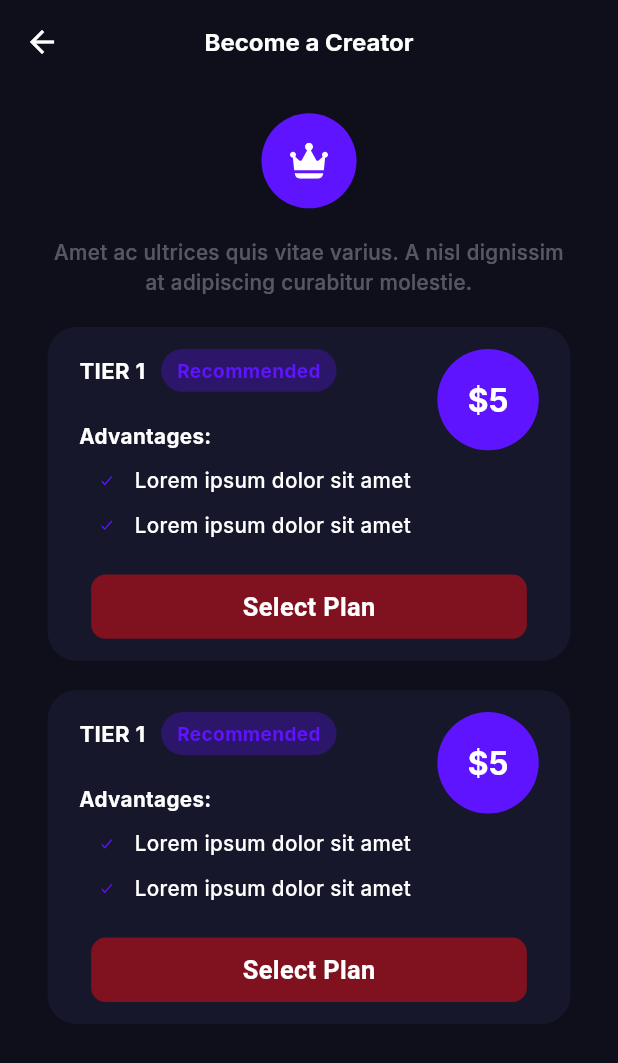
After one commit to Zubi1001/analects, a Flutter app: the SettingPage screen opened directly, after a tap on "Become a Creator", on a phone screen of 412 x 824 dp. The commit adds this screen. Shown: the top 1063 px of the screen. Run offline on Flutter 3.47's test engine with Material 2 defaults, Android fonts, the phone set to English and light mode, and no system bars; our stand-ins replace cached_network_image, cloud_firestore, dropdown_button2, email_validator, firebase_auth, firebase_core and 12 more; missing offline and left inert: audio_session, flutter_sound, pull_down_button; accounts and stored records are empty; network calls fail.

Commit message:
backend_implementation

```diff
--- a/lib/app/data/contents/app_assets.dart
+++ b/lib/app/data/contents/app_assets.dart
@@ -26,6 +26,9 @@ class AppAssets {
   static const String mutedIcon = 'assets/icons/muted.svg';
   static const String volumeLoudIcon = 'assets/icons/volume_loud.svg';
   static const String doubleArrowUpIcon = 'assets/icons/double_arrow_up.svg';
+  static const String editIcon = 'assets/icons/edit.svg';
+  static const String notificationIcon = 'assets/icons/notification.svg';
+  static const String crownIcon = 'assets/icons/crown.svg';
 
   //our animations
   static const String audioAnimation = 'assets/animations/audio.json';
--- /dev/null
+++ b/lib/app/data/contents/app_routes.dart
@@ -0,0 +1,7 @@
+import 'package:analects/app/modules/setting/setting_page.dart';
+
+import '../../modules/widgets/widget_imports.dart';
+
+List<GetPage<dynamic>> routes =[
+  GetPage(name: "/settingPage", page: () => SettingPage()),
+];
--- a/lib/app/modules/auth/components/cutsom_text_filed.dart
+++ b/lib/app/modules/auth/components/cutsom_text_filed.dart
@@ -13,6 +13,7 @@ class CustomTextField extends StatefulWidget {
   final VoidCallback? Function(String?)? changeFunction;
   final VoidCallback? Function(String?)? completeFunction;
   final bool isPasswordField;
+  final int maxlines;
 
   const CustomTextField({
     required this.controller,
@@ -24,7 +25,7 @@ class CustomTextField extends StatefulWidget {
     this.validator,
     this.changeFunction,
     this.completeFunction,
-    this.isPasswordField = false,
+    this.isPasswordField = false,  this.maxlines = 1,
   });
 
   @override
@@ -46,6 +47,7 @@ class _CustomTextFieldState extends State<CustomTextField> {
       validator: widget.validator,
       onChanged: widget.changeFunction,
       onFieldSubmitted: widget.completeFunction,
+      maxLines: widget.maxlines,
       style: TextStyle(color: Colors.white, fontSize: 16.sp),
       decoration: InputDecoration(
         fillColor: AppColors.kPrimary1Color,
--- /dev/null
+++ b/lib/app/modules/creator_subscription/creator_subscription.dart
@@ -0,0 +1,178 @@
+import 'package:analects/app/modules/creator_subscription/creator_description.dart';
+import 'package:analects/app/modules/widgets/widget_imports.dart';
+
+class CreatorSubscriptionPage extends StatelessWidget {
+  const CreatorSubscriptionPage({super.key});
+
+  @override
+  Widget build(BuildContext context) {
+    return Scaffold(
+      backgroundColor: AppColors.kPrimaryColor,
+      appBar: const CustomAppBar(
+        title: "Become a Creator",
+        backgroundColor: AppColors.noColor,
+        actions: [],
+      ),
+      body: SafeArea(
+        child: Container(
+          width: context.width,
+          height: context.height,
+          padding: EdgeInsets.symmetric(horizontal: 30.w),
+          child: Column(
+            children: [
+              SizedBox(
+                height: 20.h,
+              ),
+              CircleAvatar(
+                radius: 30.w,
+                backgroundColor: AppColors.kBlueColor,
+                child: SvgPicture.asset(
+                  AppAssets.subscriptionIcon,
+                ),
+              ),
+              SizedBox(
+                height: 20.h,
+              ),
+              Text(
+                "Amet ac ultrices quis vitae varius. A nisl dignissim at adipiscing curabitur molestie.",
+                style: AppTypography.kLight14.copyWith(
+                    color: AppColors.kWhiteColor.withOpacity(.3),
+                    fontSize: 13.sp),
+                textAlign: TextAlign.center,
+              ),
+              ListView.separated(
+                  shrinkWrap: true,
+                  padding: EdgeInsets.symmetric(vertical: 20.h),
+                  itemBuilder: (BuildContext context, index) {
+                    return Container(
+                      width: 315.w,
+                      height: 228.h,
+                      padding: EdgeInsets.symmetric(
+                          horizontal: 20.w, vertical: 15.h),
+                      decoration: BoxDecoration(
+                        color: AppColors.kPrimary1Color,
+                        borderRadius: BorderRadius.circular(20.r),
+                      ),
+                      child: Stack(
+                        children: [
+                          Column(
+                            crossAxisAlignment: CrossAxisAlignment.start,
+                            children: [
+                              Row(
+                                children: [
+                                  Text(
+                                    "Tier 1".toUpperCase(),
+                                    style: AppTypography.kBold16.copyWith(
+                                        color: AppColors.kWhiteColor,
+                                        fontSize: 14.sp),
+                                    textAlign: TextAlign.center,
+                                  ),
+                                  SizedBox(width: 10.w),
+                                  Container(
+                                    padding: EdgeInsets.symmetric(horizontal: 10.w,vertical: 5.w),
+                                    decoration: BoxDecoration(
+                                      color: AppColors.kBlueColor.withOpacity(.3),
+                                      borderRadius: BorderRadius.circular(20.r),
+                                    ),
+                                    child: Text(
+                                      "Recommended",
+                                      style: AppTypography.kBold12.copyWith(
+                                          color: AppColors.kBlueColor),
+                                    ),
+                                  )
+                                ],
+                              ),
+                              SizedBox(
+                                height: 20.h,
+                              ),
+                              Text(
+                                "Advantages:",
+                                style: AppTypography.kBold14.copyWith(
+                                    color: AppColors.kWhiteColor,
+                                    fontSize: 13.sp),
+                                textAlign: TextAlign.center,
+                              ),
+                              SizedBox(
+                                height: 10.h,
+                              ),
+                              ListView.separated(
+                                  shrinkWrap: true,
+                                  padding: EdgeInsets.zero,
+                                  itemBuilder: (context, index) {
+                                    return Row(
+                                      children: [
+                                        SizedBox(
+                                          width: 35.w,
+                                          child: Center(
+                                            child: SvgPicture.asset(
+                                              AppAssets.checkIcon,
+                                              width: 8.33.w,
+                                              height: 7.h,
+                                              color: AppColors.kBlueColor,
+                                            ),
+                                          ),
+                                        ),
+                                        Flexible(
+                                          child: Text(
+                                            "Lorem ipsum dolor sit amet",
+                                            style: AppTypography.kLight14
+                                                .copyWith(
+                                                    color:
+                                                        AppColors.kWhiteColor,
+                                                    fontSize: 13.sp),
+                                            textAlign: TextAlign.center,
+                                          ),
+                                        ),
+                                      ],
+                                    );
+                                  },
+                                  separatorBuilder: (context, index) {
+                                    return SizedBox(
+                                      height: 10.h,
+                                    );
+                                  },
+                                  itemCount: 2),
+                              const Spacer(),
+                              Center(
+                                child: CustomButton(
+                                  text: "Select Plan",
+                                  onTap: () {
+                                    Get.to(() => CreatorDescriptionPage());
+                                  },
+                                  buttonColor: AppColors.kSecondaryColor,
+                                  width: 275.w,
+                                  height: 44.h,
+                                  buttonBorderRadius: 10.r,
+                                ),
+                              ),
+                            ],
+                          ),
+                          Positioned(
+                            right: 0,
+                            child: CircleAvatar(
+                              radius: 32.w,
+                              backgroundColor: AppColors.kBlueColor,
+                              child: Text(
+                                "\$5",
+                                style: AppTypography.kBold20
+                                    .copyWith(color: AppColors.kWhiteColor),
+                              ),
+                            ),
+                          ),
+                        ],
+                      ),
+                    );
+                  },
+                  separatorBuilder: (BuildContext context, index) {
+                    return SizedBox(
+                      height: 20.h,
+                    );
+                  },
+                  itemCount: 2),
+            ],
+          ),
+        ),
+      ),
+    );
+  }
+}
--- /dev/null
+++ b/lib/app/modules/setting/setting_page.dart
@@ -0,0 +1,130 @@
+import 'package:analects/app/modules/creator_subscription/creator_subscription.dart';
+import 'package:analects/app/modules/user_edit_profile/user_edit_profile.dart';
+import 'package:analects/app/modules/widgets/widget_imports.dart';
+import 'package:flutter/cupertino.dart';
+
+class SettingPage extends StatelessWidget {
+  SettingPage({super.key});
+
+  final user = Get.find<UserController>().currentUser;
+  final auth = AuthService();
+  final notificationPermission = RxBool(false);
+
+  @override
+  Widget build(BuildContext context) {
+    return Scaffold(
+      backgroundColor: AppColors.kPrimaryColor,
+      appBar: CustomAppBar(
+        title: "Setting",
+        backgroundColor: AppColors.noColor,
+        actions: [
+          GestureDetector(
+            onTap: () {
+              Get.to(()=> UserEditProfilePage());
+            },
+            child: Padding(
+              padding: EdgeInsets.symmetric(horizontal: 30.w),
+              child: SvgPicture.asset(AppAssets.editIcon),
+            ),
+          )
+        ],
+      ),
+      body: SafeArea(
+        child: SizedBox(
+          width: context.width,
+          height: context.height,
+          child: Column(
+            children: [
+              SizedBox(
+                height: 20.h,
+              ),
+              CircleAvatar(
+                radius: 50.w,
+                backgroundImage: CachedNetworkImageProvider(user!.profileImage),
+              ),
+              SizedBox(
+                height: 20.h,
+              ),
+              Text(
+                user!.name,
+                style: AppTypography.kBold24.copyWith(
+                  color: AppColors.kWhiteColor,
+                ),
+              ),
+              SizedBox(
+                height: 30.h,
+              ),
+              CustomButton(
+                text: "Become a Creator",
+                onTap: () {
+                  Get.to(()=> CreatorSubscriptionPage());
+                },
+                buttonColor: AppColors.kBlueColor,
+                width: 315.w,
+                height: 64.h,
+              ),
+              SizedBox(
+                height: 20.h,
+              ),
+              Container(
+                width: 315.w,
+                height: 64.h,
+                padding: EdgeInsets.symmetric(horizontal: 20.w, vertical: 10.h),
+                decoration: BoxDecoration(
+                  color: AppColors.kPrimary1Color,
+                  borderRadius: BorderRadius.circular(20.r),
+                ),
+                child: Row(children: [
+                  SvgPicture.asset(AppAssets.notificationIcon,height: 20.h,),
+
+                  SizedBox(
+                    width: 20.w,
+                  ),
+                  Text(
+                    "Notifications",
+                    style: AppTypography.kLight16.copyWith(
+                      color: AppColors.kWhiteColor,
+                    ),
+                  ),
+                  const Spacer(),
+                  Obx(
+                     () {
+                      return SizedBox(
+                        width: 20.w,
+                        height: 20.h,
+                        child: Transform.scale(
+                          transformHitTests: false,
+                              scale: .7,
+                          child: CupertinoSwitch(
+                            value: notificationPermission.value,
+                            onChanged: (value) {
+                              notificationPermission.value = value;
+                            },
+                            activeColor: AppColors.kSecondaryColor,
+                          ),
+                        ),
+                      );
+                    }
+                  ),
+                ]),
+              ),
+              const Spacer(),
+              CustomButton(
+                text: "Log Out",
+                onTap: () {
+                  auth.signOut();
+                },
+                buttonColor: AppColors.kSecondaryColor,
+                width: 315.w,
+                height: 64.h,
+              ),
+              SizedBox(
+                height: 20.h,
+              ),
+            ],
+          ),
+        ),
+      ),
+    );
+  }
+}
--- a/lib/app/modules/widgets/widget_imports.dart
+++ b/lib/app/modules/widgets/widget_imports.dart
@@ -21,6 +21,7 @@ export 'package:flutter_sound/flutter_sound.dart';
 export 'package:permission_handler/permission_handler.dart';
 export 'package:flutter_easyloading/flutter_easyloading.dart';
 export 'package:cached_network_image/cached_network_image.dart';
+export 'package:firebase_storage/firebase_storage.dart';
 
 
 
--- a/lib/main.dart
+++ b/lib/main.dart
@@ -1,5 +1,4 @@
 import 'package:analects/app/modules/widgets/widget_imports.dart';
-
 
 void main() async {
   WidgetsFlutterBinding.ensureInitialized();
@@ -21,13 +20,15 @@ class MyApp extends StatelessWidget {
         Get.put<AuthController>(AuthController(), permanent: true);
         return GetMaterialApp(
           title: 'Analects',
+          // getPages: routes,
           debugShowCheckedModeBanner: false,
           theme: ThemeData(
             colorScheme: ColorScheme.fromSeed(seedColor: Colors.deepPurple),
             useMaterial3: true,
           ),
           builder: EasyLoading.init(),
-            home: AuthWrapper());
+          home: AuthWrapper(),
+        );
       },
     );
   }
--- a/lib/services/firebase_storage_service.dart
+++ b/lib/services/firebase_storage_service.dart
@@ -1,4 +1,4 @@
-import 'package:firebase_storage/firebase_storage.dart';
+
 
 import '../app/modules/widgets/widget_imports.dart';
 
```
Also changed, not shown: lib/app/modules/creator_subscription/creator_description.dart (added, +86 -0 lines), lib/app/modules/home/landing_page.dart (+8 -2 lines), lib/app/modules/user_edit_profile/user_edit_profile.dart (added, +169 -0 lines), lib/models/user_model.dart (+35 -3 lines), lib/repo/user_repo.dart (added, +40 -0 lines), lib/services/auth_service.dart (+9 -4 lines), assets/icons/crown.svg (added), assets/icons/edit.svg (added), assets/icons/notification.svg (added). Lines whose indentation alone changed are shown as unchanged.
